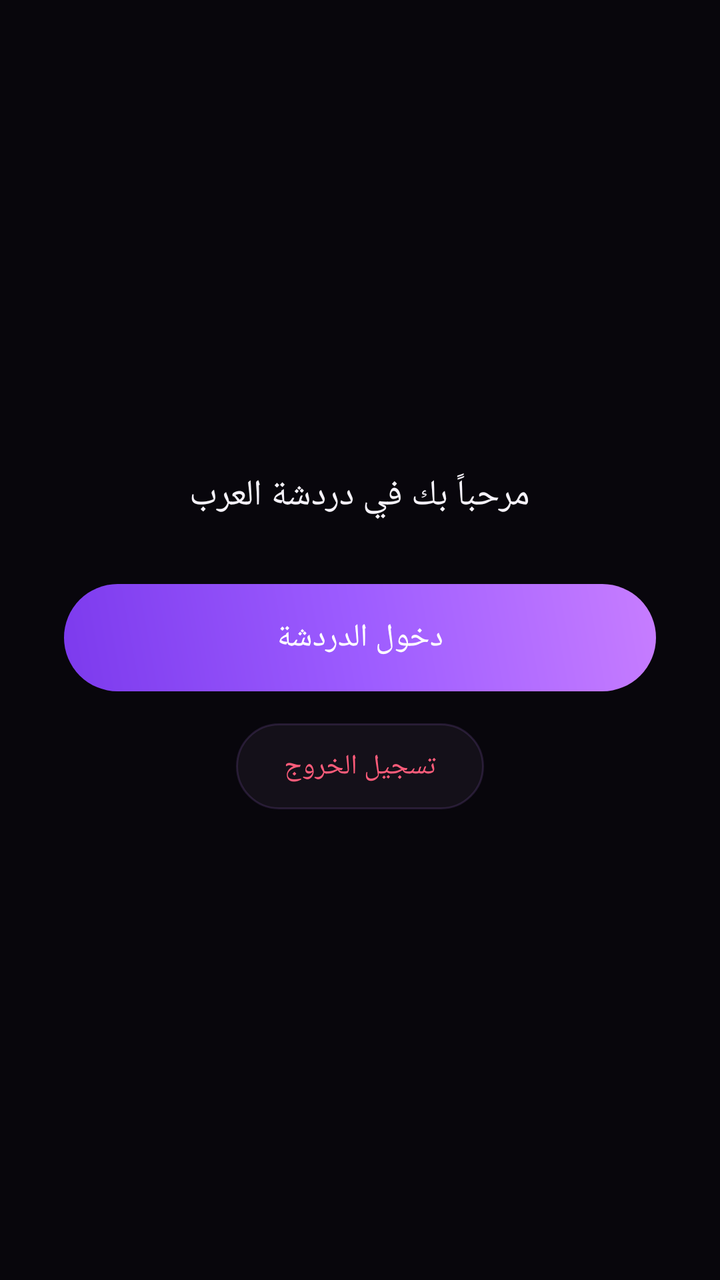
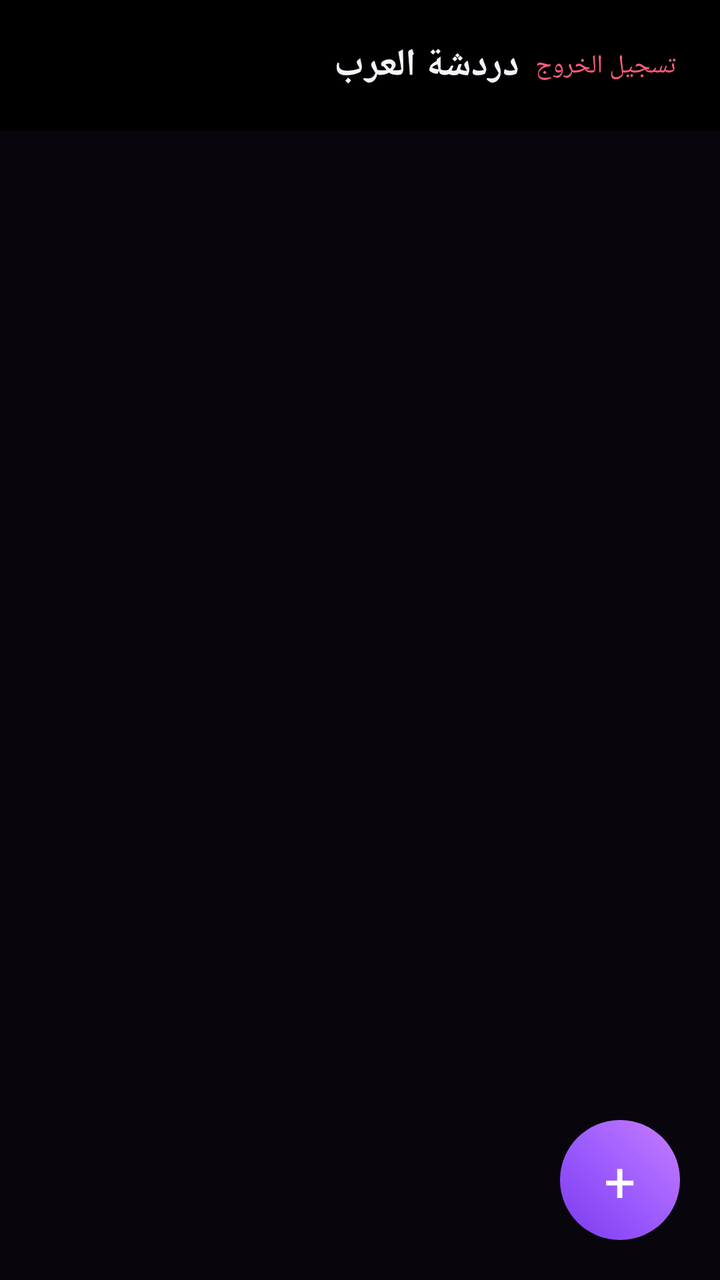

Compare the two renders of this Android layout. The source of the first and the diff that turns it into the second are given below.
<!-- AndroidManifest.xml: application theme Theme.ArabChat -->
<!-- res/layout/activity_home.xml -->
<?xml version="1.0" encoding="utf-8"?>
<LinearLayout xmlns:android="http://schemas.android.com/apk/res/android"
    android:layout_width="match_parent"
    android:layout_height="match_parent"
    android:orientation="vertical"
    android:background="@color/bgBase"
    android:gravity="center"
    android:padding="32dp">

    <TextView
        android:id="@+id/tvWelcome"
        android:layout_width="wrap_content"
        android:layout_height="wrap_content"
        android:text="@string/home_placeholder"
        android:textColor="@color/textPrimaryDark"
        android:textSize="18sp"
        android:gravity="center" />

    <TextView
        android:id="@+id/tvEnterChat"
        android:layout_width="match_parent"
        android:layout_height="wrap_content"
        android:layout_marginTop="32dp"
        android:background="@drawable/bg_gradient_button"
        android:text="@string/enter_chat"
        android:textColor="@color/textOnAccent"
        android:textSize="16sp"
        android:fontFamily="sans-serif-medium"
        android:gravity="center"
        android:paddingTop="16dp"
        android:paddingBottom="16dp"
        android:clickable="true"
        android:focusable="true" />

    <TextView
        android:id="@+id/tvLogout"
        android:layout_width="wrap_content"
        android:layout_height="wrap_content"
        android:layout_marginTop="16dp"
        android:background="@drawable/bg_input_field"
        android:text="@string/logout"
        android:textColor="@color/errorRed"
        android:paddingLeft="24dp"
        android:paddingRight="24dp"
        android:paddingTop="12dp"
        android:paddingBottom="12dp"
        android:clickable="true"
        android:focusable="true" />

</LinearLayout>
<!-- resources referenced by this layout -->
<resources>
  <color name="bgBase">#08060C</color>
  <color name="errorRed">#FF5C7A</color>
  <color name="textOnAccent">#FFFFFF</color>
  <color name="textPrimaryDark">#F5F2FA</color>
  <!-- drawable bg_gradient_button (drawable) -->
  <?xml version="1.0" encoding="utf-8"?>
  <shape xmlns:android="http://schemas.android.com/apk/res/android" android:shape="rectangle">
      <corners android:radius="28dp" />
      <gradient
          android:type="linear"
          android:angle="45"
          android:startColor="@color/gradientPurpleStart"
          android:centerColor="@color/gradientPurpleMid"
          android:endColor="@color/gradientPurpleEnd" />
  </shape>
  <!-- drawable bg_input_field (drawable) -->
  <?xml version="1.0" encoding="utf-8"?>
  <selector xmlns:android="http://schemas.android.com/apk/res/android">
      <item android:state_focused="true">
          <shape android:shape="rectangle">
              <solid android:color="@color/surfaceElevated2" />
              <corners android:radius="28dp" />
              <stroke android:width="1.5dp" android:color="@color/colorAccent" />
              <padding android:left="20dp" android:right="20dp" android:top="14dp" android:bottom="14dp" />
          </shape>
      </item>
      <item>
          <shape android:shape="rectangle">
              <solid android:color="@color/surfaceElevated" />
              <corners android:radius="28dp" />
              <stroke android:width="1dp" android:color="@color/glassStroke" />
              <padding android:left="20dp" android:right="20dp" android:top="14dp" android:bottom="14dp" />
          </shape>
      </item>
  </selector>
  <string name="enter_chat">دخول الدردشة</string>
  <string name="home_placeholder">مرحباً بك في دردشة العرب</string>
  <string name="logout">تسجيل الخروج</string>
  <style name="Theme.ArabChat" parent="Theme.MaterialComponents.NoActionBar">
          <item name="colorPrimary">@color/colorPrimary</item>
          <item name="colorPrimaryDark">@color/colorPrimaryDark</item>
          <item name="colorAccent">@color/colorAccent</item>
          <item name="colorSecondary">@color/colorAccent</item>
          <item name="colorSurface">@color/surfaceElevated</item>
          <item name="colorOnSurface">@color/textPrimaryDark</item>
          <item name="colorOnPrimary">@color/textOnAccent</item>
          <item name="colorOnBackground">@color/textPrimaryDark</item>
          <item name="android:windowBackground">@color/bgBase</item>
          <item name="android:navigationBarColor">@color/amoledBlack</item>
          <item name="android:statusBarColor">@color/amoledBlack</item>
          <item name="android:textColorPrimary">@color/textPrimaryDark</item>
          <item name="android:textColorSecondary">@color/textSecondaryDark</item>
          <item name="android:forceDarkAllowed" tools:targetApi="q">false</item>
      </style>
  <color name="gradientPurpleStart">#7C3AED</color>
  <color name="gradientPurpleMid">#9D5CFF</color>
  <color name="gradientPurpleEnd">#C77DFF</color>
  <color name="surfaceElevated2">#1D1726</color>
  <color name="colorAccent">#B983FF</color>
  <color name="surfaceElevated">#141019</color>
  <color name="glassStroke">#26B983FF</color>
  <color name="colorPrimary">#7C3AED</color>
  <color name="colorPrimaryDark">#5B21B6</color>
  <color name="amoledBlack">#000000</color>
  <color name="textSecondaryDark">#B8ADC9</color>
</resources>

<!-- the commit's change to res/layout/activity_home.xml (unified diff, before → after) -->
@@ -3,48 +3,77 @@
     android:layout_width="match_parent"
     android:layout_height="match_parent"
     android:orientation="vertical"
-    android:background="@color/bgBase"
-    android:gravity="center"
-    android:padding="32dp">
+    android:background="@color/bgBase">
 
-    <TextView
-        android:id="@+id/tvWelcome"
-        android:layout_width="wrap_content"
-        android:layout_height="wrap_content"
-        android:text="@string/home_placeholder"
-        android:textColor="@color/textPrimaryDark"
-        android:textSize="18sp"
-        android:gravity="center" />
-
-    <TextView
-        android:id="@+id/tvEnterChat"
+    <LinearLayout
         android:layout_width="match_parent"
         android:layout_height="wrap_content"
-        android:layout_marginTop="32dp"
-        android:background="@drawable/bg_gradient_button"
-        android:text="@string/enter_chat"
-        android:textColor="@color/textOnAccent"
-        android:textSize="16sp"
-        android:fontFamily="sans-serif-medium"
-        android:gravity="center"
+        android:orientation="horizontal"
+        android:gravity="center_vertical"
+        android:background="@color/amoledBlack"
+        android:paddingStart="18dp"
+        android:paddingEnd="14dp"
         android:paddingTop="16dp"
-        android:paddingBottom="16dp"
-        android:clickable="true"
-        android:focusable="true" />
+        android:paddingBottom="16dp">
 
-    <TextView
-        android:id="@+id/tvLogout"
-        android:layout_width="wrap_content"
-        android:layout_height="wrap_content"
-        android:layout_marginTop="16dp"
-        android:background="@drawable/bg_input_field"
-        android:text="@string/logout"
-        android:textColor="@color/errorRed"
-        android:paddingLeft="24dp"
-        android:paddingRight="24dp"
-        android:paddingTop="12dp"
-        android:paddingBottom="12dp"
-        android:clickable="true"
-        android:focusable="true" />
+        <TextView
+            android:layout_width="0dp"
+            android:layout_height="wrap_content"
+            android:layout_weight="1"
+            android:text="@string/app_name"
+            android:textColor="@color/textPrimaryDark"
+            android:textSize="19sp"
+            android:fontFamily="sans-serif-medium"
+            android:textStyle="bold" />
+
+        <TextView
+            android:id="@+id/tvLogout"
+            android:layout_width="wrap_content"
+            android:layout_height="wrap_content"
+            android:text="@string/logout"
+            android:textColor="@color/errorRed"
+            android:textSize="13sp"
+            android:padding="8dp"
+            android:clickable="true"
+            android:focusable="true" />
+    </LinearLayout>
+
+    <FrameLayout
+        android:layout_width="match_parent"
+        android:layout_height="0dp"
+        android:layout_weight="1">
+
+        <androidx.recyclerview.widget.RecyclerView
+            android:id="@+id/rvChats"
+            android:layout_width="match_parent"
+            android:layout_height="match_parent"
+            android:clipToPadding="false"
+            android:paddingTop="4dp"
+            android:paddingBottom="80dp" />
+
+        <TextView
+            android:id="@+id/tvEmptyState"
+            android:layout_width="wrap_content"
+            android:layout_height="wrap_content"
+            android:layout_gravity="center"
+            android:text="@string/no_chats_yet"
+            android:textColor="@color/textTertiaryDark"
+            android:textSize="14sp"
+            android:visibility="gone" />
+
+        <TextView
+            android:id="@+id/fabNewChat"
+            android:layout_width="60dp"
+            android:layout_height="60dp"
+            android:layout_gravity="bottom|end"
+            android:layout_margin="20dp"
+            android:background="@drawable/bg_fab_gradient"
+            android:gravity="center"
+            android:text="+"
+            android:textColor="@color/textOnAccent"
+            android:textSize="28sp"
+            android:clickable="true"
+            android:focusable="true" />
+    </FrameLayout>
 
 </LinearLayout>
<!-- resource entries referenced after the edit -->
@@ -1,13 +1,14 @@
 <!-- resources referenced by this layout -->
 <resources>
+  <color name="amoledBlack">#000000</color>
   <color name="bgBase">#08060C</color>
   <color name="errorRed">#FF5C7A</color>
   <color name="textOnAccent">#FFFFFF</color>
   <color name="textPrimaryDark">#F5F2FA</color>
-  <!-- drawable bg_gradient_button (drawable) -->
+  <color name="textTertiaryDark">#746A88</color>
+  <!-- drawable bg_fab_gradient (drawable) -->
   <?xml version="1.0" encoding="utf-8"?>
-  <shape xmlns:android="http://schemas.android.com/apk/res/android" android:shape="rectangle">
-      <corners android:radius="28dp" />
+  <shape xmlns:android="http://schemas.android.com/apk/res/android" android:shape="oval">
       <gradient
           android:type="linear"
           android:angle="45"
@@ -15,29 +16,9 @@
           android:centerColor="@color/gradientPurpleMid"
           android:endColor="@color/gradientPurpleEnd" />
   </shape>
-  <!-- drawable bg_input_field (drawable) -->
-  <?xml version="1.0" encoding="utf-8"?>
-  <selector xmlns:android="http://schemas.android.com/apk/res/android">
-      <item android:state_focused="true">
-          <shape android:shape="rectangle">
-              <solid android:color="@color/surfaceElevated2" />
-              <corners android:radius="28dp" />
-              <stroke android:width="1.5dp" android:color="@color/colorAccent" />
-              <padding android:left="20dp" android:right="20dp" android:top="14dp" android:bottom="14dp" />
-          </shape>
-      </item>
-      <item>
-          <shape android:shape="rectangle">
-              <solid android:color="@color/surfaceElevated" />
-              <corners android:radius="28dp" />
-              <stroke android:width="1dp" android:color="@color/glassStroke" />
-              <padding android:left="20dp" android:right="20dp" android:top="14dp" android:bottom="14dp" />
-          </shape>
-      </item>
-  </selector>
-  <string name="enter_chat">دخول الدردشة</string>
-  <string name="home_placeholder">مرحباً بك في دردشة العرب</string>
+  <string name="app_name">دردشة العرب</string>
   <string name="logout">تسجيل الخروج</string>
+  <string name="no_chats_yet">لا توجد محادثات بعد\nاضغط + لبدء محادثة جديدة</string>
   <style name="Theme.ArabChat" parent="Theme.MaterialComponents.NoActionBar">
           <item name="colorPrimary">@color/colorPrimary</item>
           <item name="colorPrimaryDark">@color/colorPrimaryDark</item>
@@ -57,13 +38,10 @@
   <color name="gradientPurpleStart">#7C3AED</color>
   <color name="gradientPurpleMid">#9D5CFF</color>
   <color name="gradientPurpleEnd">#C77DFF</color>
-  <color name="surfaceElevated2">#1D1726</color>
+  <color name="colorPrimary">#7C3AED</color>
+  <color name="colorPrimaryDark">#5B21B6</color>
   <color name="colorAccent">#B983FF</color>
   <color name="surfaceElevated">#141019</color>
-  <color name="glassStroke">#26B983FF</color>
-  <color name="colorPrimary">#7C3AED</color>
-  <color name="colorPrimaryDark">#5B21B6</color>
-  <color name="amoledBlack">#000000</color>
   <color name="textSecondaryDark">#B8ADC9</color>
 </resources>
 
